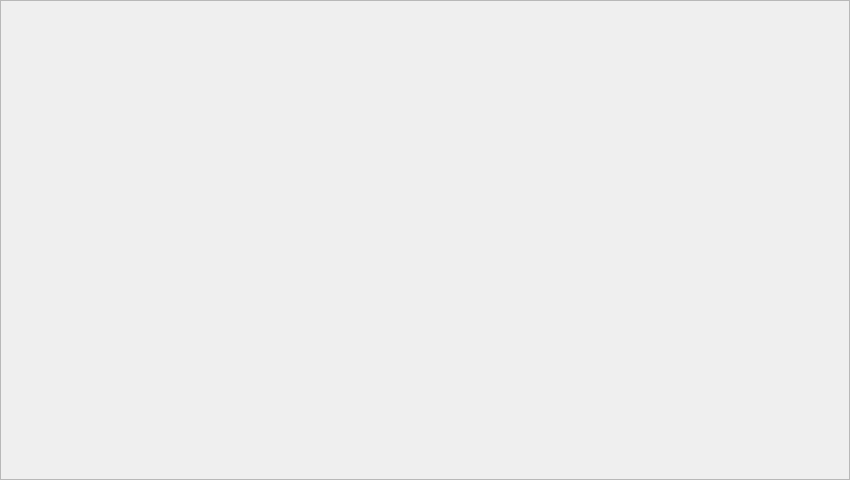
Cyber-SiKu/SmartHome, file SmartHome/mainframe.ui: the form before one commit.
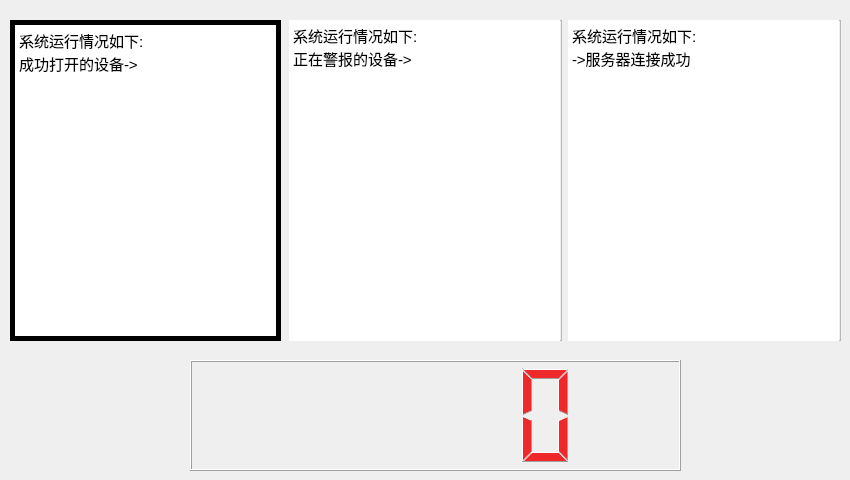
The form after the commit. Icons and pictures are not drawn.

Commit message: finished the first frame still 5

What changed in the file:
```diff
--- a/SmartHome/mainframe.ui
+++ b/SmartHome/mainframe.ui
@@ -13,12 +13,181 @@
   <property name="windowTitle">
    <string>Frame</string>
   </property>
+  <property name="layoutDirection">
+   <enum>Qt::LeftToRight</enum>
+  </property>
   <property name="frameShape">
-   <enum>QFrame::StyledPanel</enum>
+   <enum>QFrame::NoFrame</enum>
   </property>
   <property name="frameShadow">
    <enum>QFrame::Raised</enum>
   </property>
+  <widget class="QWidget" name="layoutWidget">
+   <property name="geometry">
+    <rect>
+     <x>10</x>
+     <y>20</y>
+     <width>831</width>
+     <height>321</height>
+    </rect>
+   </property>
+   <layout class="QHBoxLayout" name="horizontalLayout">
+    <item>
+     <widget class="QFrame" name="frame">
+      <property name="styleSheet">
+       <string notr="true">border-image: url(:/mainFrame/image/running_text.png);</string>
+      </property>
+      <property name="frameShape">
+       <enum>QFrame::NoFrame</enum>
+      </property>
+      <property name="frameShadow">
+       <enum>QFrame::Raised</enum>
+      </property>
+      <widget class="QTextBrowser" name="runingTextBrowser">
+       <property name="geometry">
+        <rect>
+         <x>0</x>
+         <y>0</y>
+         <width>271</width>
+         <height>321</height>
+        </rect>
+       </property>
+       <property name="sizeIncrement">
+        <size>
+         <width>0</width>
+         <height>0</height>
+        </size>
+       </property>
+       <property name="autoFillBackground">
+        <bool>false</bool>
+       </property>
+       <property name="frameShape">
+        <enum>QFrame::Panel</enum>
+       </property>
+       <property name="frameShadow">
+        <enum>QFrame::Plain</enum>
+       </property>
+       <property name="lineWidth">
+        <number>5</number>
+       </property>
+       <property name="midLineWidth">
+        <number>20</number>
+       </property>
+       <property name="lineWrapColumnOrWidth">
+        <number>0</number>
+       </property>
+       <property name="html">
+        <string>&lt;!DOCTYPE HTML PUBLIC &quot;-//W3C//DTD HTML 4.0//EN&quot; &quot;http://www.w3.org/TR/REC-html40/strict.dtd&quot;&gt;
+&lt;html&gt;&lt;head&gt;&lt;meta name=&quot;qrichtext&quot; content=&quot;1&quot; /&gt;&lt;style type=&quot;text/css&quot;&gt;
+p, li { white-space: pre-wrap; }
+&lt;/style&gt;&lt;/head&gt;&lt;body style=&quot; font-family:'WenQuanYi Micro Hei Mono'; font-size:11pt; font-weight:400; font-style:normal;&quot;&gt;
+&lt;p style=&quot; margin-top:0px; margin-bottom:0px; margin-left:0px; margin-right:0px; -qt-block-indent:0; text-indent:0px;&quot;&gt;系统运行情况如下:&lt;/p&gt;
+&lt;p style=&quot; margin-top:0px; margin-bottom:0px; margin-left:0px; margin-right:0px; -qt-block-indent:0; text-indent:0px;&quot;&gt;成功打开的设备-&amp;gt;&lt;/p&gt;&lt;/body&gt;&lt;/html&gt;</string>
+       </property>
+      </widget>
+     </widget>
+    </item>
+    <item>
+     <widget class="QFrame" name="frame_2">
+      <property name="styleSheet">
+       <string notr="true">border-image: url(:/mainFrame/image/alarming_text.png);</string>
+      </property>
+      <property name="frameShape">
+       <enum>QFrame::StyledPanel</enum>
+      </property>
+      <property name="frameShadow">
+       <enum>QFrame::Raised</enum>
+      </property>
+      <widget class="QTextBrowser" name="alarmTextBrowser">
+       <property name="geometry">
+        <rect>
+         <x>0</x>
+         <y>0</y>
+         <width>271</width>
+         <height>321</height>
+        </rect>
+       </property>
+       <property name="frameShape">
+        <enum>QFrame::NoFrame</enum>
+       </property>
+       <property name="frameShadow">
+        <enum>QFrame::Plain</enum>
+       </property>
+       <property name="lineWidth">
+        <number>5</number>
+       </property>
+       <property name="midLineWidth">
+        <number>20</number>
+       </property>
+       <property name="html">
+        <string>&lt;!DOCTYPE HTML PUBLIC &quot;-//W3C//DTD HTML 4.0//EN&quot; &quot;http://www.w3.org/TR/REC-html40/strict.dtd&quot;&gt;
+&lt;html&gt;&lt;head&gt;&lt;meta name=&quot;qrichtext&quot; content=&quot;1&quot; /&gt;&lt;style type=&quot;text/css&quot;&gt;
+p, li { white-space: pre-wrap; }
+&lt;/style&gt;&lt;/head&gt;&lt;body style=&quot; font-family:'WenQuanYi Micro Hei Mono'; font-size:11pt; font-weight:400; font-style:normal;&quot;&gt;
+&lt;p style=&quot; margin-top:0px; margin-bottom:0px; margin-left:0px; margin-right:0px; -qt-block-indent:0; text-indent:0px;&quot;&gt;系统运行情况如下:&lt;/p&gt;
+&lt;p style=&quot; margin-top:0px; margin-bottom:0px; margin-left:0px; margin-right:0px; -qt-block-indent:0; text-indent:0px;&quot;&gt;正在警报的设备-&amp;gt;&lt;/p&gt;&lt;/body&gt;&lt;/html&gt;</string>
+       </property>
+      </widget>
+     </widget>
+    </item>
+    <item>
+     <widget class="QFrame" name="frame_3">
+      <property name="styleSheet">
+       <string notr="true">border-image: url(:/mainFrame/image/server_text.png);</string>
+      </property>
+      <property name="frameShape">
+       <enum>QFrame::StyledPanel</enum>
+      </property>
+      <property name="frameShadow">
+       <enum>QFrame::Raised</enum>
+      </property>
+      <widget class="QTextBrowser" name="serverTextBrowser">
+       <property name="geometry">
+        <rect>
+         <x>0</x>
+         <y>0</y>
+         <width>271</width>
+         <height>321</height>
+        </rect>
+       </property>
+       <property name="frameShape">
+        <enum>QFrame::NoFrame</enum>
+       </property>
+       <property name="frameShadow">
+        <enum>QFrame::Plain</enum>
+       </property>
+       <property name="lineWidth">
+        <number>5</number>
+       </property>
+       <property name="midLineWidth">
+        <number>20</number>
+       </property>
+       <property name="html">
+        <string>&lt;!DOCTYPE HTML PUBLIC &quot;-//W3C//DTD HTML 4.0//EN&quot; &quot;http://www.w3.org/TR/REC-html40/strict.dtd&quot;&gt;
+&lt;html&gt;&lt;head&gt;&lt;meta name=&quot;qrichtext&quot; content=&quot;1&quot; /&gt;&lt;style type=&quot;text/css&quot;&gt;
+p, li { white-space: pre-wrap; }
+&lt;/style&gt;&lt;/head&gt;&lt;body style=&quot; font-family:'WenQuanYi Micro Hei Mono'; font-size:11pt; font-weight:400; font-style:normal;&quot;&gt;
+&lt;p style=&quot; margin-top:0px; margin-bottom:0px; margin-left:0px; margin-right:0px; -qt-block-indent:0; text-indent:0px;&quot;&gt;系统运行情况如下:&lt;/p&gt;
+&lt;p style=&quot; margin-top:0px; margin-bottom:0px; margin-left:0px; margin-right:0px; -qt-block-indent:0; text-indent:0px;&quot;&gt;-&amp;gt;服务器连接成功&lt;/p&gt;&lt;/body&gt;&lt;/html&gt;</string>
+       </property>
+      </widget>
+     </widget>
+    </item>
+   </layout>
+  </widget>
+  <widget class="QLCDNumber" name="lcdNumber">
+   <property name="geometry">
+    <rect>
+     <x>190</x>
+     <y>360</y>
+     <width>491</width>
+     <height>111</height>
+    </rect>
+   </property>
+   <property name="styleSheet">
+    <string notr="true">color: rgb(239, 41, 41);</string>
+   </property>
+  </widget>
  </widget>
  <resources/>
  <connections/>
```
Left out of the diff: 4 changed lines with no effect on the pictures. The commit also changes 189 other files.
